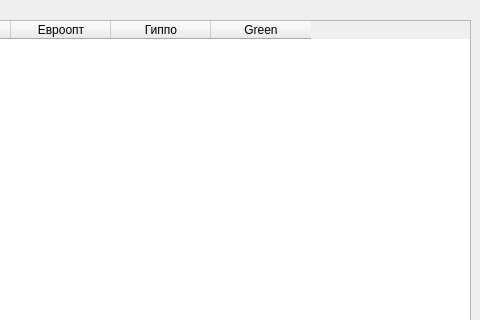
Qt form src/basketwidget.ui (fedorakooo/Food-Price-Comparison) before a commit; both pictures show x 600 to 1080 and y 0 to 320 of the 1080 by 686 pixel window.
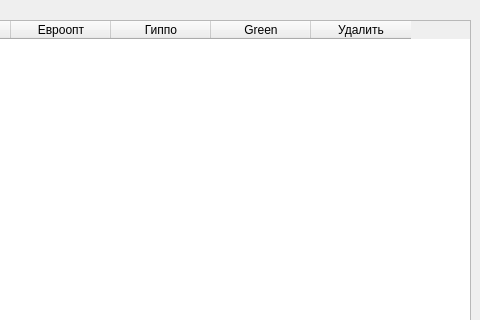
The same form after that commit.

Patch:
```diff
--- a/src/basketwidget.ui
+++ b/src/basketwidget.ui
@@ -67,6 +67,11 @@
      <string>Green</string>
     </property>
    </column>
+   <column>
+    <property name="text">
+     <string>Удалить</string>
+    </property>
+   </column>
   </widget>
  </widget>
  <resources/>
```
